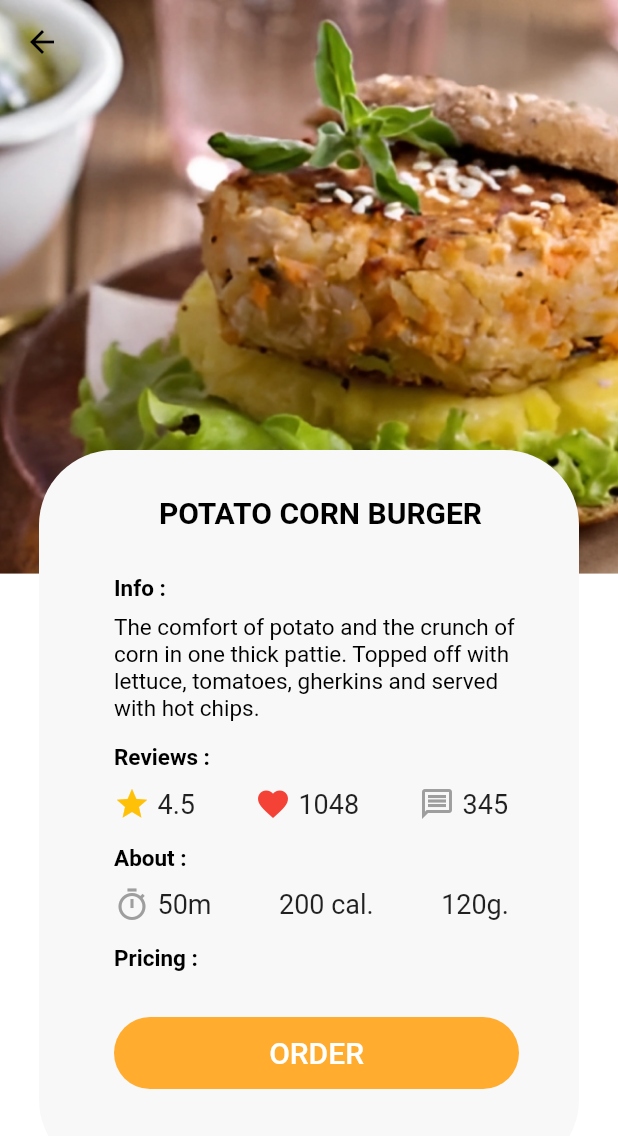
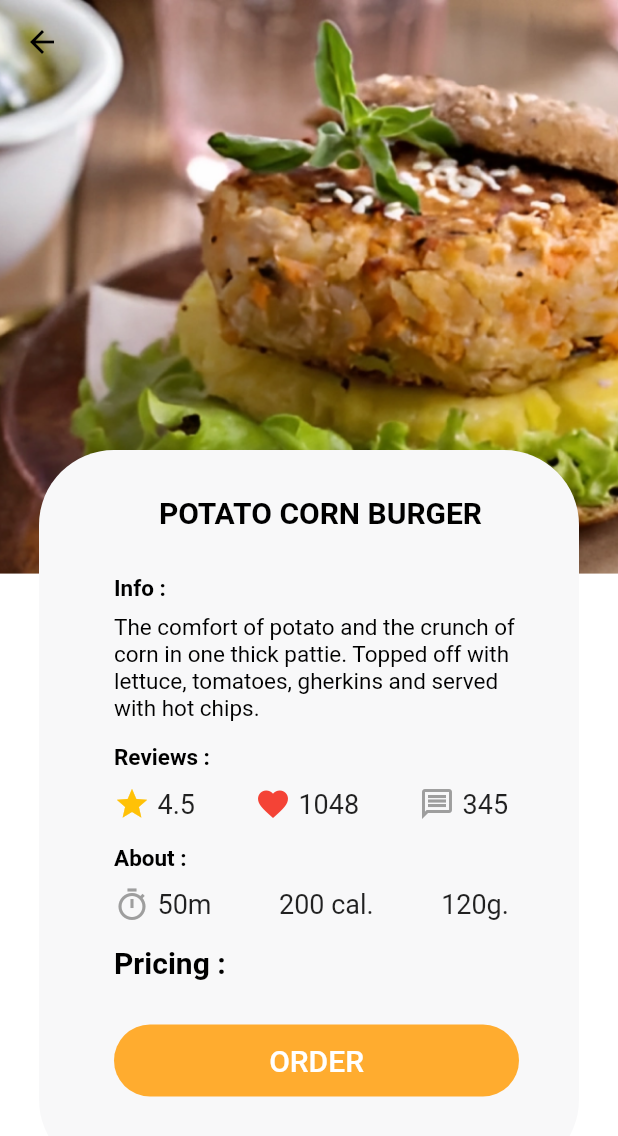
Before and after one commit to smitkachhadiya/myrestaurant, a Flutter app: the subBurger01 screen opened directly, on a phone screen of 412 x 824 dp. Shown: the top 1136 px of the screen. Run offline on Flutter 3.47's test engine with Material 2 defaults, Android fonts, the light colour scheme and no system bars; our stand-ins replace animated_splash_screen, loading_animation_widget; missing offline and left inert: flutter_image_slider.

Commit message:
committed successfully 1

```diff
--- a/lib/subBurger01.dart
+++ b/lib/subBurger01.dart
@@ -64,7 +64,7 @@ class _subBurger01State extends State<subBurger01> {
                           child: Text("120g.",style: TextStyle(fontSize: 18),),),
                       ],),),],),
                     Padding(padding: const EdgeInsets.only(top: 15,bottom: 10),
-                      child: Text("Pricing : ",style: TextStyle(color: Colors.black,fontWeight: FontWeight.bold,fontSize: 15,)),),
+                      child: Text("Pricing : ",style: TextStyle(color: Colors.black,fontWeight: FontWeight.bold,fontSize: 20,)),),
 
 
                     Padding(padding: const EdgeInsets.only(top: 20),
```
